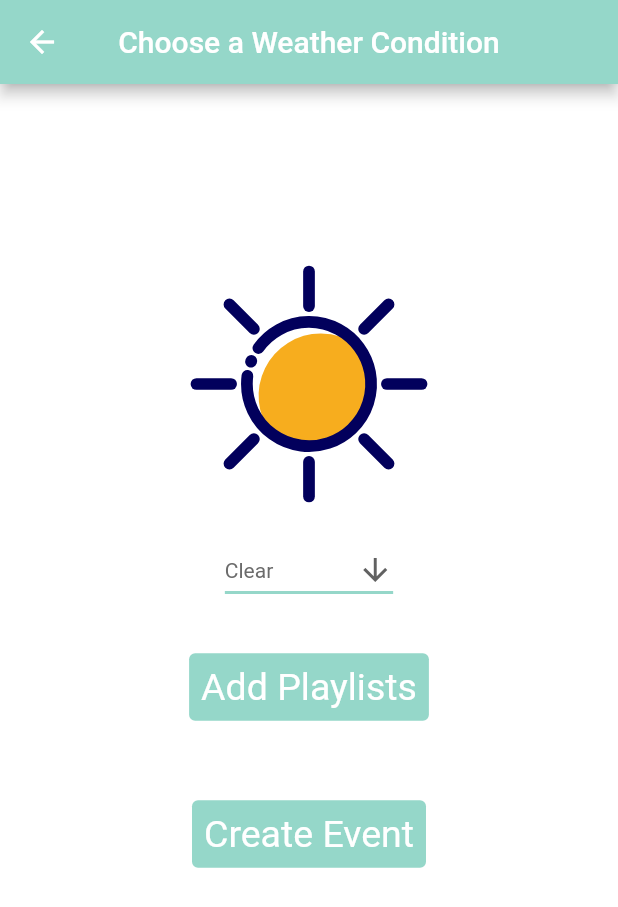
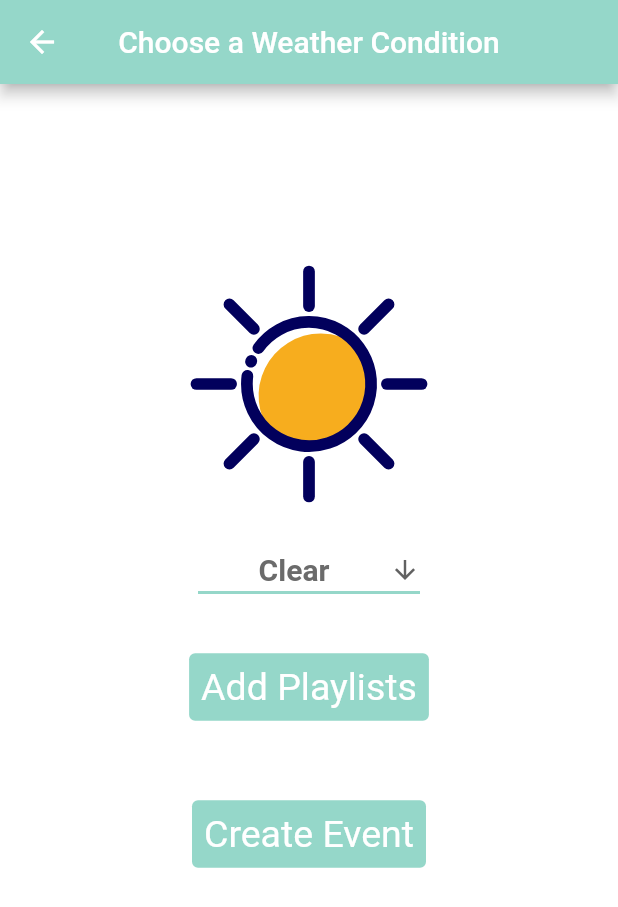
Before and after one commit to MartinDampier/Sound_Trek, a Flutter app: the BuildWeatherEvent screen opened directly, on a phone screen of 412 x 824 dp. Shown: the top 907 px of the screen. Run offline on Flutter 3.47's test engine with Material 2 defaults, Android fonts, the phone set to English and light mode, and no system bars; our stand-ins replace flutter_slidable, flutter_speed_dial, flutter_svg, google_maps_flutter, just_audio, location.

Commit message:
color changes

```diff
--- a/lib/screens/event_builders/weather_event_builder.dart
+++ b/lib/screens/event_builders/weather_event_builder.dart
@@ -56,9 +56,11 @@ class BuildWeatherEventState extends State<BuildWeatherEvent> {
                 child: DropdownButton<WeatherCondition>(
                   value: weatherCondition,
                   icon: const Icon(Icons.arrow_downward),
-                  iconSize: 24,
-                  elevation: 16,
+                  iconSize: 20,
+                  elevation: 1,
                   style: const TextStyle(color: Color(0xFF6B6B6B)),
+                  alignment: Alignment.center,
+                  focusColor: Colors.grey,
                   underline: Container(
                     height: 2,
                     color: const Color.fromARGB(255, 149, 215, 201),
@@ -85,7 +87,13 @@ class BuildWeatherEventState extends State<BuildWeatherEvent> {
                       (WeatherCondition option) {
                     return DropdownMenuItem<WeatherCondition>(
                       value: option,
-                      child: Text(displayWeather(option)),
+                      child: Text(
+                        displayWeather(option),
+                        style: TextStyle(
+                          fontWeight: FontWeight.bold,
+                          fontSize: 20,
+                        ),
+                      ),
                     );
                   }).toList(),
                 ),
@@ -177,5 +185,4 @@ class BuildWeatherEventState extends State<BuildWeatherEvent> {
 
     return weatherText;
   }
-
 }
```
Also changed, not shown: lib/main.dart (+10 -10 lines).
